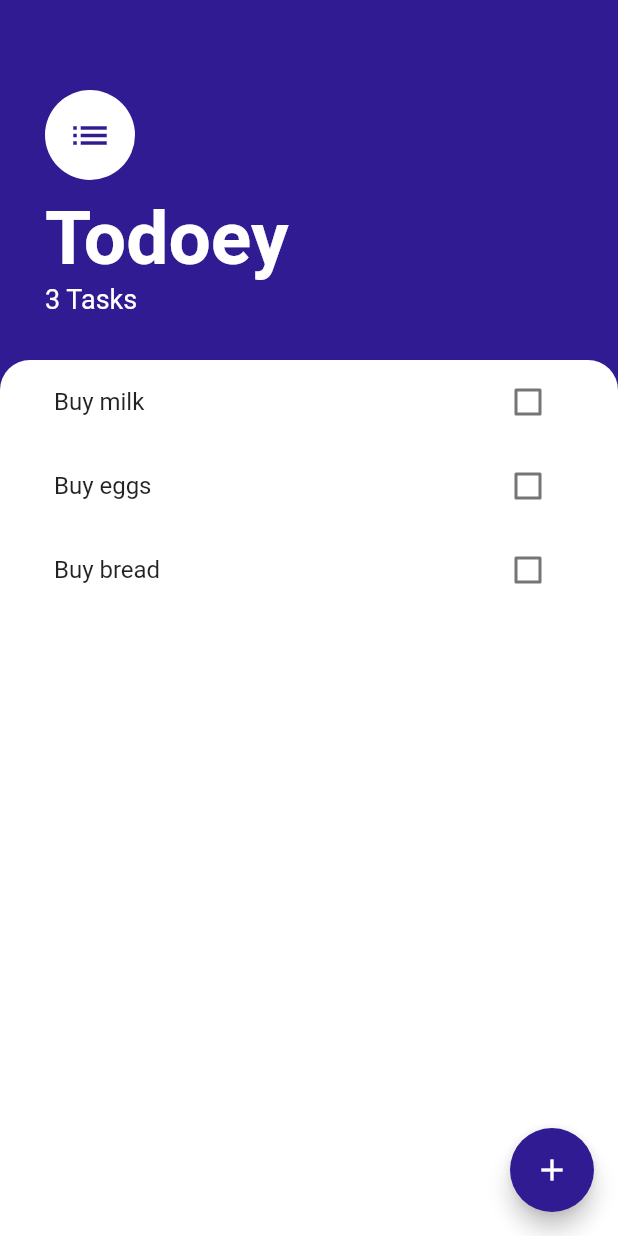
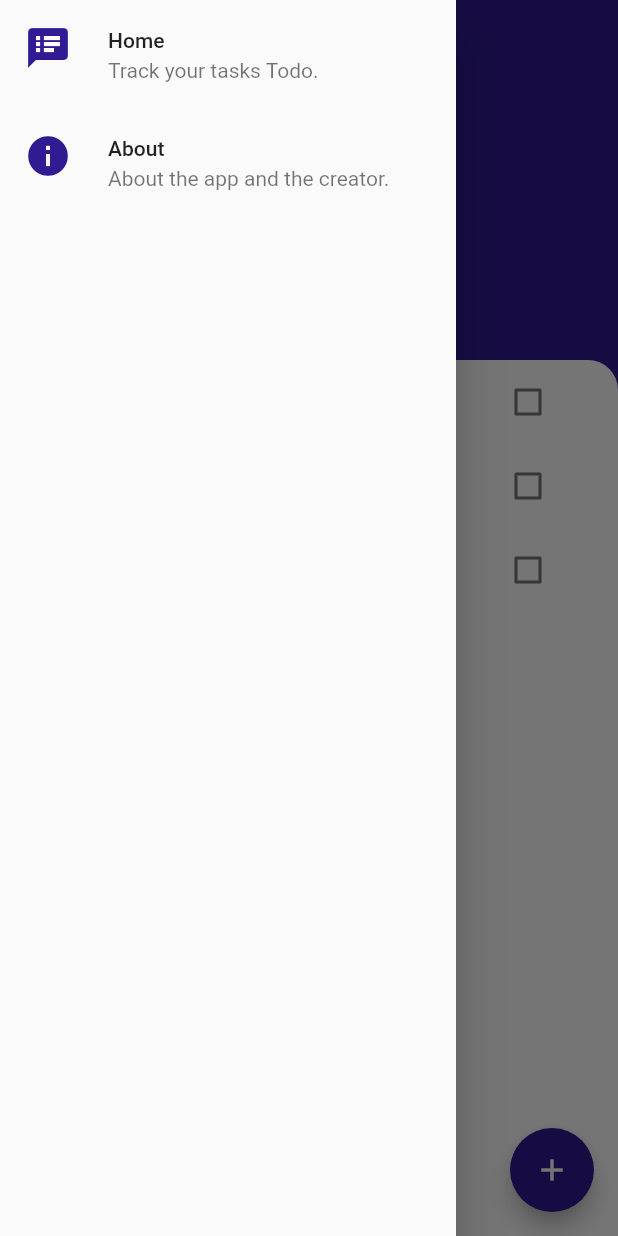
Before and after one commit to ishandeveloper/Todoer-App, a Flutter app: the screen it shows after launch, with the side drawer open (before the commit the screen has no drawer), on a phone screen of 412 x 824 dp. Run offline on Flutter 3.47's test engine with Material 2 defaults, Android fonts, the phone set to English and light mode, and no system bars.

Commit message:
UI Updated

```diff
--- a/lib/screens/tasks_screen.dart
+++ b/lib/screens/tasks_screen.dart
@@ -10,20 +10,40 @@ class TasksScreen extends StatelessWidget {
     return Scaffold(
       backgroundColor: Colors.deepPurple[900],
       floatingActionButton: FloatingActionButton(
-        backgroundColor: Colors.deepPurple[900],
-        child: Icon(Icons.add),
+          backgroundColor: Colors.deepPurple[900],
+          child: Icon(Icons.add),
           onPressed: () {
             showModalBottomSheet(
                 context: context,
                 isScrollControlled: true,
                 builder: (context) => SingleChildScrollView(
-                    child:Container(
-                      padding: EdgeInsets.only(bottom: MediaQuery.of(context).viewInsets.bottom),
+                        child: Container(
+                      padding: EdgeInsets.only(
+                          bottom: MediaQuery.of(context).viewInsets.bottom),
                       child: AddTaskScreen(),
-                    )
-                )
-            );
-          }
+                    )));
+          }),
+      drawer: Drawer(
+        child: SafeArea(
+                  child: Column(
+            children: <Widget>[
+              ListTile(
+                leading: Icon(Icons.speaker_notes,size: 32,color: Colors.deepPurple[900],),
+                title: Text("Home"),
+                subtitle: Text("Track your tasks Todo."),
+                onTap: (){},
+              ),
+              ListTile(
+                leading: Icon(Icons.info,size: 32,color: Colors.deepPurple[900],),
+                title: Text("About"),
+                subtitle: Text("About the app and the creator."),
+                onTap: (){
+
+                },
+              ),
+            ],
+          ),
+        ),
       ),
       body: Column(
         crossAxisAlignment: CrossAxisAlignment.start,
@@ -47,7 +67,7 @@ class TasksScreen extends StatelessWidget {
                   height: 10.0,
                 ),
                 Text(
-                  'Todoey',
+                  'Todoer',
                   style: TextStyle(
                     color: Colors.white,
                     fontSize: 50.0,
```
